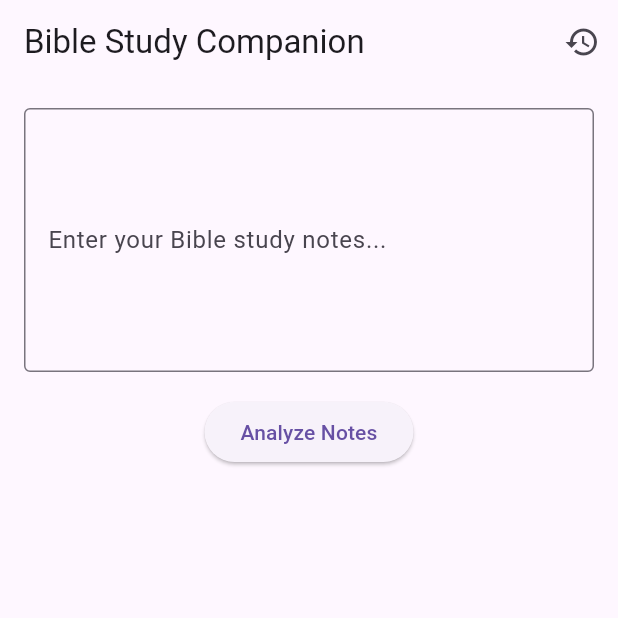
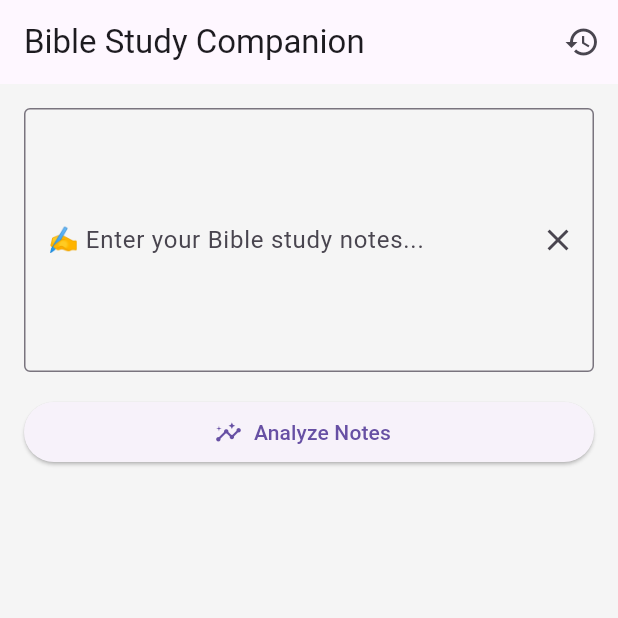
Before and after one commit to timayabi2020/BibliaScreen, a Flutter app: the screen it shows after launch, on a phone screen of 412 x 824 dp, the top half of it. Run offline on Flutter 3.47's test engine with Material 3 defaults, Android fonts, the light colour scheme and no system bars; our stand-ins replace shared_preferences.

Commit message:
Made UI improvements

```diff
--- a/lib/main.dart
+++ b/lib/main.dart
@@ -12,7 +12,10 @@ class BibleStudyApp extends StatelessWidget {
   Widget build(BuildContext context) {
     return MaterialApp(
       title: 'Bible Study Memory Companion',
-      theme: ThemeData(primarySwatch: Colors.indigo),
+      theme: ThemeData(
+        primarySwatch: Colors.indigo,
+        scaffoldBackgroundColor: Colors.grey[100],
+      ),
       home: BibleNotesScreen(),
       routes: {
         '/review': (_) => ReviewHistoryScreen(),
@@ -29,7 +32,6 @@ class BibleNotesScreen extends StatefulWidget {
 class _BibleNotesScreenState extends State<BibleNotesScreen> {
   final _notesController = TextEditingController();
   final _userId = 'tim_mayabi';
-  final _token = 'testtoken123';
   final _apiBase = 'https://biblia-production-1c3d.up.railway.app';
 
   String _summary = '';
@@ -38,9 +40,7 @@ class _BibleNotesScreenState extends State<BibleNotesScreen> {
 
   Future<void> analyzeNotes() async {
     final url = Uri.parse('$_apiBase/analyze');
-    final headers = {
-      'Content-Type': 'application/json',
-    };
+    final headers = {'Content-Type': 'application/json'};
     final body = jsonEncode({
       'user_id': _userId,
       'notes': _notesController.text,
@@ -77,39 +77,67 @@ class _BibleNotesScreenState extends State<BibleNotesScreen> {
       ),
       body: Padding(
         padding: const EdgeInsets.all(16),
+        child: SingleChildScrollView(
           child: Column(
+            crossAxisAlignment: CrossAxisAlignment.start,
             children: [
               TextField(
                 controller: _notesController,
                 maxLines: 6,
                 decoration: InputDecoration(
-                labelText: 'Enter your Bible study notes...',
+                  labelText: '✍️ Enter your Bible study notes...',
                   border: OutlineInputBorder(),
+                  suffixIcon: IconButton(
+                    icon: Icon(Icons.clear),
+                    onPressed: () => _notesController.clear(),
+                  ),
                 ),
               ),
               const SizedBox(height: 16),
               _loading
-                ? CircularProgressIndicator()
-                : ElevatedButton(
+                  ? Center(child: CircularProgressIndicator())
+                  : SizedBox(
+                      width: double.infinity,
+                      child: ElevatedButton.icon(
                         onPressed: analyzeNotes,
-                    child: Text('Analyze Notes'),
+                        icon: Icon(Icons.insights),
+                        label: Text('Analyze Notes'),
                       ),
-            const SizedBox(height: 20),
+                    ),
+              const SizedBox(height: 24),
               if (_summary.isNotEmpty) ...[
-              Text('📝 Summary:', style: TextStyle(fontWeight: FontWeight.bold)),
-              Text(_summary),
-              SizedBox(height: 16),
-              Text('🧠 Flashcards:', style: TextStyle(fontWeight: FontWeight.bold)),
+                Text('📌 Summary', style: Theme.of(context).textTheme.titleMedium!.copyWith(fontWeight: FontWeight.bold)),
+                const SizedBox(height: 8),
+                Container(
+                  padding: EdgeInsets.all(12),
+                  decoration: BoxDecoration(
+                    color: Colors.yellow[100],
+                    borderRadius: BorderRadius.circular(8),
+                  ),
+                  child: SelectableText(_summary),
+                ),
+                const SizedBox(height: 24),
+                Text('🧠 Flashcards', style: Theme.of(context).textTheme.titleMedium!.copyWith(fontWeight: FontWeight.bold)),
+                const SizedBox(height: 8),
                 ..._flashcards.map((fc) => Card(
-                    child: ListTile(
-                      title: Text(fc['question']),
-                      subtitle: Text(fc['answer']),
+                      margin: EdgeInsets.symmetric(vertical: 6),
+                      elevation: 2,
+                      shape: RoundedRectangleBorder(borderRadius: BorderRadius.circular(12)),
+                      child: ExpansionTile(
+                        title: Text(fc['question'], style: TextStyle(fontWeight: FontWeight.w600)),
+                        children: [
+                          Padding(
+                            padding: const EdgeInsets.all(12.0),
+                            child: Text(fc['answer']),
+                          )
+                        ],
                       ),
                     )),
               ]
             ],
           ),
         ),
+      ),
     );
   }
 }
--- a/pubspec.yaml
+++ b/pubspec.yaml
@@ -10,6 +10,8 @@ dependencies:
   flutter:
     sdk: flutter
   http: ^1.4.0
+  provider: ^6.1.1
+  shared_preferences: ^2.2.2
 
 dev_dependencies:
   flutter_test:
```
Also changed, not shown: lib/review.dart (+71 -10 lines), lib/theme_provider.dart (added, +30 -0 lines). Lines whose indentation alone changed are shown as unchanged.
